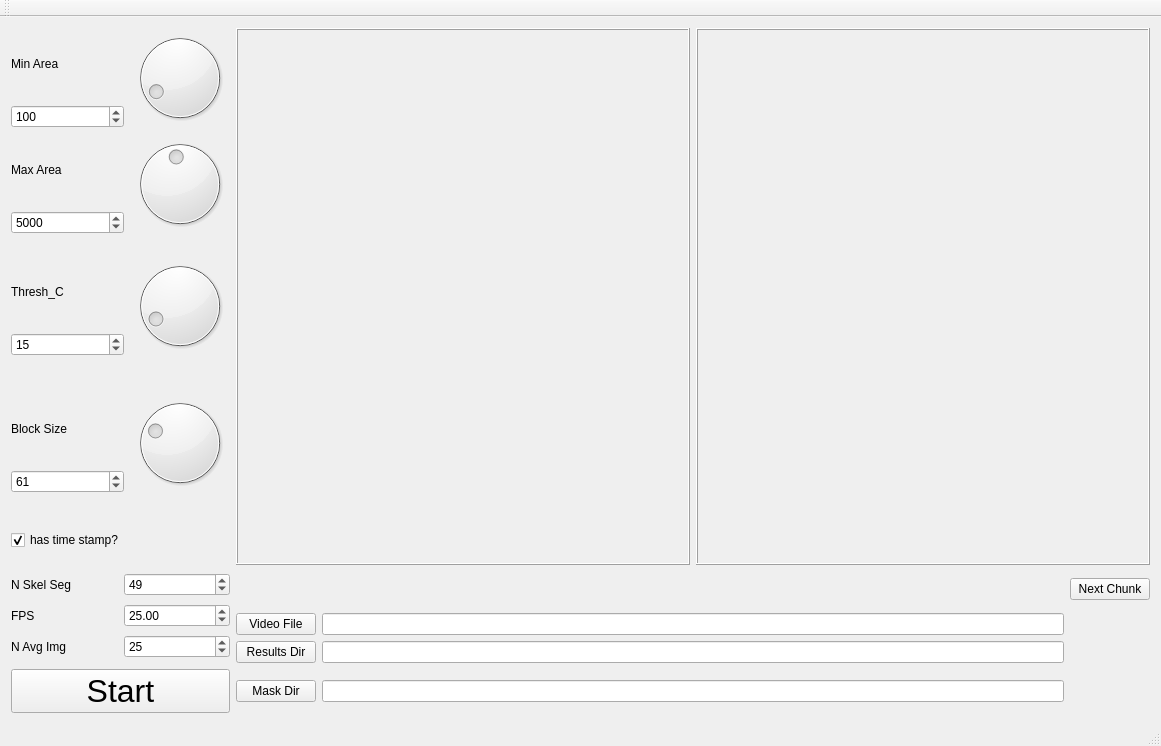
Old version of the form MWTracker/GUI/getMaskParams/QtCreatorFiles/mainwindow.ui in the repository ver228/tierpsy-tracker.
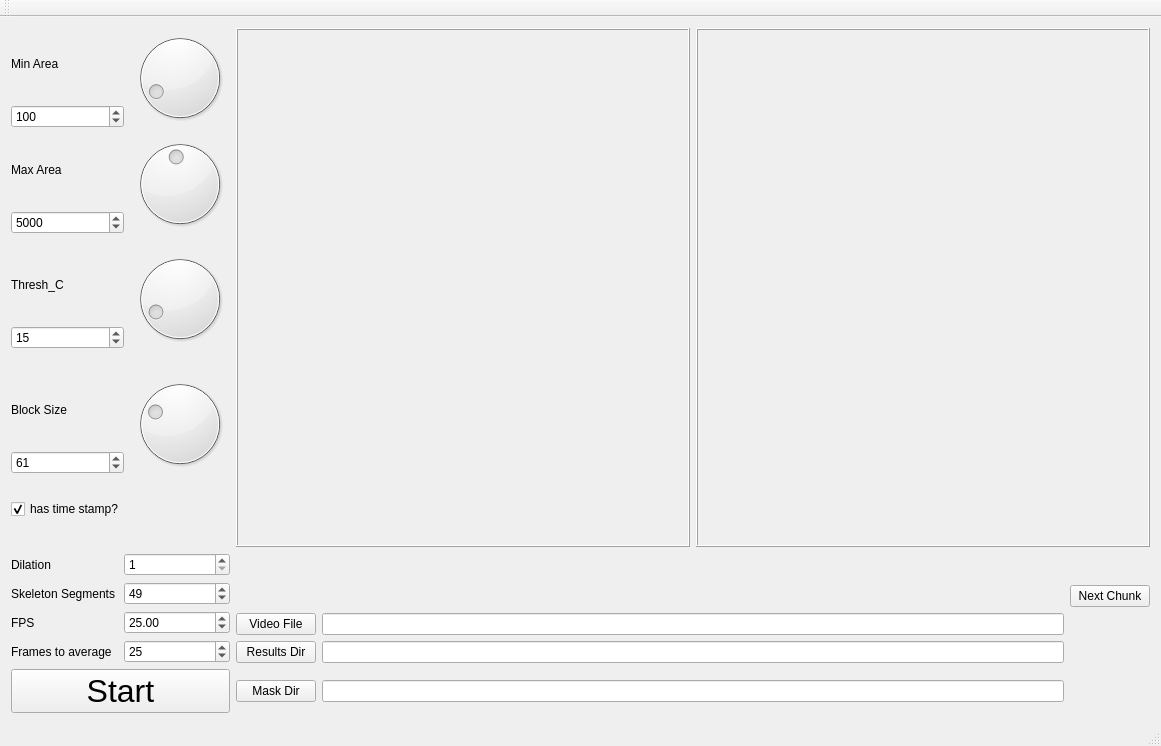
New version of the form.

Patch:
```diff
--- a/MWTracker/GUI/getMaskParams/QtCreatorFiles/mainwindow.ui
+++ b/MWTracker/GUI/getMaskParams/QtCreatorFiles/mainwindow.ui
@@ -42,25 +42,6 @@
     <item row="18" column="3" colspan="2">
      <widget class="QLineEdit" name="lineEdit_results"/>
     </item>
-    <item row="0" column="4" rowspan="11" colspan="2">
-     <widget class="QLabel" name="label_mask">
-      <property name="sizePolicy">
-       <sizepolicy hsizetype="Ignored" vsizetype="Ignored">
-        <horstretch>0</horstretch>
-        <verstretch>0</verstretch>
-       </sizepolicy>
-      </property>
-      <property name="frameShape">
-       <enum>QFrame::Box</enum>
-      </property>
-      <property name="frameShadow">
-       <enum>QFrame::Raised</enum>
-      </property>
-      <property name="text">
-       <string/>
-      </property>
-     </widget>
-    </item>
     <item row="0" column="1">
      <widget class="QDial" name="dial_min_area">
       <property name="maximum">
@@ -118,16 +99,6 @@
       </property>
      </widget>
     </item>
-    <item row="9" column="0">
-     <widget class="QCheckBox" name="checkBox_hasTimestamp">
-      <property name="text">
-       <string>has time stamp?</string>
-      </property>
-      <property name="checked">
-       <bool>true</bool>
-      </property>
-     </widget>
-    </item>
     <item row="6" column="1">
      <widget class="QDial" name="dial_block_size">
       <property name="minimum">
@@ -141,6 +112,13 @@
       </property>
      </widget>
     </item>
+    <item row="19" column="2">
+     <widget class="QPushButton" name="pushButton_mask">
+      <property name="text">
+       <string>Mask Dir</string>
+      </property>
+     </widget>
+    </item>
     <item row="6" column="0">
      <layout class="QVBoxLayout" name="verticalLayout_3">
       <item>
@@ -224,23 +202,140 @@
       </property>
      </widget>
     </item>
+    <item row="19" column="3" colspan="2">
+     <widget class="QLineEdit" name="lineEdit_mask">
+      <property name="readOnly">
+       <bool>true</bool>
+      </property>
+     </widget>
+    </item>
+    <item row="17" column="3" colspan="2">
+     <widget class="QLineEdit" name="lineEdit_video"/>
+    </item>
+    <item row="16" column="4">
+     <spacer name="horizontalSpacer_2">
+      <property name="orientation">
+       <enum>Qt::Horizontal</enum>
+      </property>
+      <property name="sizeHint" stdset="0">
+       <size>
+        <width>40</width>
+        <height>20</height>
+       </size>
+      </property>
+     </spacer>
+    </item>
+    <item row="16" column="3">
+     <spacer name="horizontalSpacer_3">
+      <property name="orientation">
+       <enum>Qt::Horizontal</enum>
+      </property>
+      <property name="sizeType">
+       <enum>QSizePolicy::MinimumExpanding</enum>
+      </property>
+      <property name="sizeHint" stdset="0">
+       <size>
+        <width>40</width>
+        <height>20</height>
+       </size>
+      </property>
+     </spacer>
+    </item>
+    <item row="16" column="5">
+     <widget class="QPushButton" name="pushButton_next">
+      <property name="sizePolicy">
+       <sizepolicy hsizetype="Maximum" vsizetype="Fixed">
+        <horstretch>0</horstretch>
+        <verstretch>0</verstretch>
+       </sizepolicy>
+      </property>
+      <property name="text">
+       <string>Next Chunk</string>
+      </property>
+     </widget>
+    </item>
+    <item row="0" column="4" rowspan="13" colspan="2">
+     <widget class="QLabel" name="label_mask">
+      <property name="sizePolicy">
+       <sizepolicy hsizetype="Ignored" vsizetype="Ignored">
+        <horstretch>0</horstretch>
+        <verstretch>0</verstretch>
+       </sizepolicy>
+      </property>
+      <property name="frameShape">
+       <enum>QFrame::Box</enum>
+      </property>
+      <property name="frameShadow">
+       <enum>QFrame::Raised</enum>
+      </property>
+      <property name="text">
+       <string/>
+      </property>
+     </widget>
+    </item>
+    <item row="0" column="2" rowspan="13" colspan="2">
+     <widget class="QLabel" name="label_full">
+      <property name="sizePolicy">
+       <sizepolicy hsizetype="Ignored" vsizetype="Ignored">
+        <horstretch>0</horstretch>
+        <verstretch>0</verstretch>
+       </sizepolicy>
+      </property>
+      <property name="frameShape">
+       <enum>QFrame::Box</enum>
+      </property>
+      <property name="frameShadow">
+       <enum>QFrame::Raised</enum>
+      </property>
+      <property name="text">
+       <string/>
+      </property>
+      <property name="wordWrap">
+       <bool>false</bool>
+      </property>
+     </widget>
+    </item>
+    <item row="9" column="0">
+     <widget class="QCheckBox" name="checkBox_hasTimestamp">
+      <property name="text">
+       <string>has time stamp?</string>
+      </property>
+      <property name="checked">
+       <bool>true</bool>
+      </property>
+     </widget>
+    </item>
     <item row="15" column="0" rowspan="4" colspan="2">
      <layout class="QGridLayout" name="gridLayout_3">
-      <item row="1" column="1">
+      <item row="0" column="0">
+       <widget class="QLabel" name="label_6">
+        <property name="text">
+         <string>Dilation</string>
+        </property>
+       </widget>
+      </item>
+      <item row="1" column="0">
+       <widget class="QLabel" name="label_skelSeg">
+        <property name="text">
+         <string>Skeleton Segments</string>
+        </property>
+       </widget>
+      </item>
+      <item row="2" column="1">
        <widget class="QDoubleSpinBox" name="spinBox_fps">
         <property name="value">
          <double>25.000000000000000</double>
         </property>
        </widget>
       </item>
-      <item row="1" column="0">
+      <item row="2" column="0">
        <widget class="QLabel" name="label_fps">
         <property name="text">
          <string>FPS</string>
         </property>
        </widget>
       </item>
-      <item row="2" column="1">
+      <item row="3" column="1">
        <widget class="QSpinBox" name="spinBox_buff_size">
         <property name="minimum">
          <number>1</number>
@@ -253,110 +348,32 @@
         </property>
        </widget>
       </item>
-      <item row="2" column="0">
+      <item row="3" column="0">
        <widget class="QLabel" name="label_5">
         <property name="text">
-         <string>N Avg Img</string>
+         <string>Frames to average</string>
         </property>
        </widget>
       </item>
-      <item row="0" column="1">
+      <item row="1" column="1">
        <widget class="QSpinBox" name="spinBox_skelSeg">
         <property name="value">
          <number>49</number>
         </property>
        </widget>
       </item>
-      <item row="0" column="0">
-       <widget class="QLabel" name="label_skelSeg">
-        <property name="text">
-         <string>N Skel Seg</string>
+      <item row="0" column="1">
+       <widget class="QSpinBox" name="spinBox_dilation_size">
+        <property name="minimum">
+         <number>1</number>
+        </property>
+        <property name="maximum">
+         <number>999</number>
         </property>
        </widget>
       </item>
      </layout>
     </item>
-    <item row="19" column="2">
-     <widget class="QPushButton" name="pushButton_mask">
-      <property name="text">
-       <string>Mask Dir</string>
-      </property>
-     </widget>
-    </item>
-    <item row="0" column="2" rowspan="11" colspan="2">
-     <widget class="QLabel" name="label_full">
-      <property name="sizePolicy">
-       <sizepolicy hsizetype="Ignored" vsizetype="Ignored">
-        <horstretch>0</horstretch>
-        <verstretch>0</verstretch>
-       </sizepolicy>
-      </property>
-      <property name="frameShape">
-       <enum>QFrame::Box</enum>
-      </property>
-      <property name="frameShadow">
-       <enum>QFrame::Raised</enum>
-      </property>
-      <property name="text">
-       <string/>
-      </property>
-      <property name="wordWrap">
-       <bool>false</bool>
-      </property>
-     </widget>
-    </item>
-    <item row="19" column="3" colspan="2">
-     <widget class="QLineEdit" name="lineEdit_mask">
-      <property name="readOnly">
-       <bool>true</bool>
-      </property>
-     </widget>
-    </item>
-    <item row="15" column="4">
-     <spacer name="horizontalSpacer_2">
-      <property name="orientation">
-       <enum>Qt::Horizontal</enum>
-      </property>
-      <property name="sizeHint" stdset="0">
-       <size>
-        <width>40</width>
-        <height>20</height>
-       </size>
-      </property>
-     </spacer>
-    </item>
-    <item row="15" column="3">
-     <spacer name="horizontalSpacer_3">
-      <property name="orientation">
-       <enum>Qt::Horizontal</enum>
-      </property>
-      <property name="sizeType">
-       <enum>QSizePolicy::MinimumExpanding</enum>
-      </property>
-      <property name="sizeHint" stdset="0">
-       <size>
-        <width>40</width>
-        <height>20</height>
-       </size>
-      </property>
-     </spacer>
-    </item>
-    <item row="17" column="3" colspan="2">
-     <widget class="QLineEdit" name="lineEdit_video"/>
-    </item>
-    <item row="15" column="5" rowspan="2">
-     <widget class="QPushButton" name="pushButton_next">
-      <property name="sizePolicy">
-       <sizepolicy hsizetype="Maximum" vsizetype="Fixed">
-        <horstretch>0</horstretch>
-        <verstretch>0</verstretch>
-       </sizepolicy>
-      </property>
-      <property name="text">
-       <string>Next Chunk</string>
-      </property>
-     </widget>
-    </item>
    </layout>
   </widget>
   <widget class="QMenuBar" name="menuBar">
```
